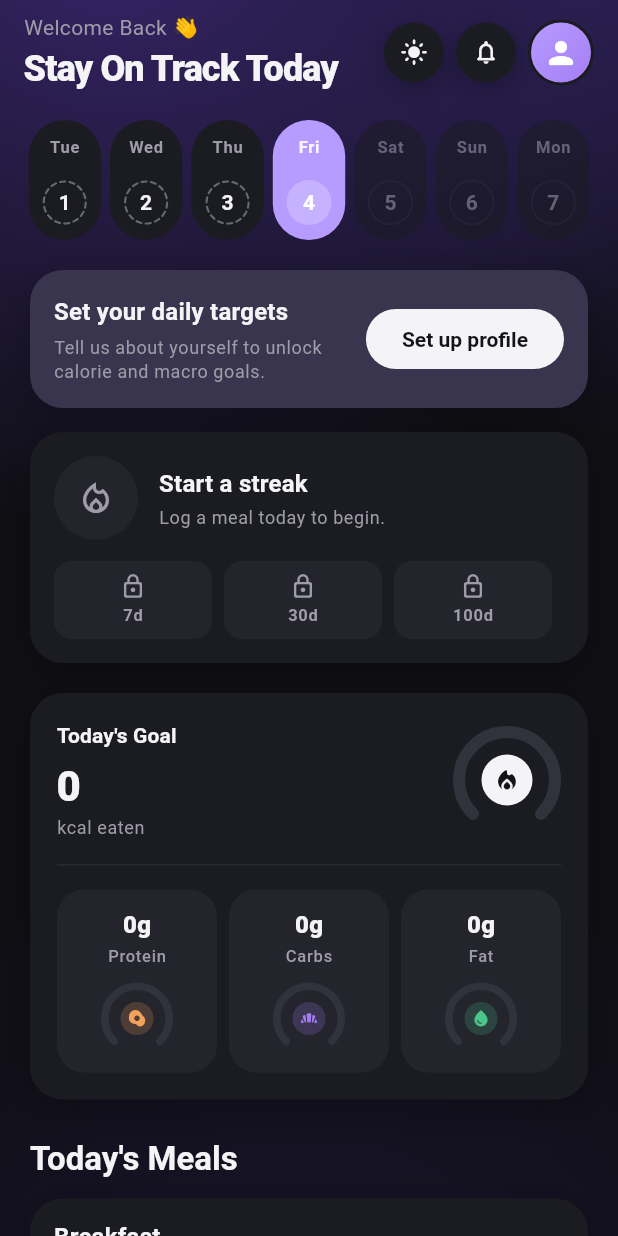
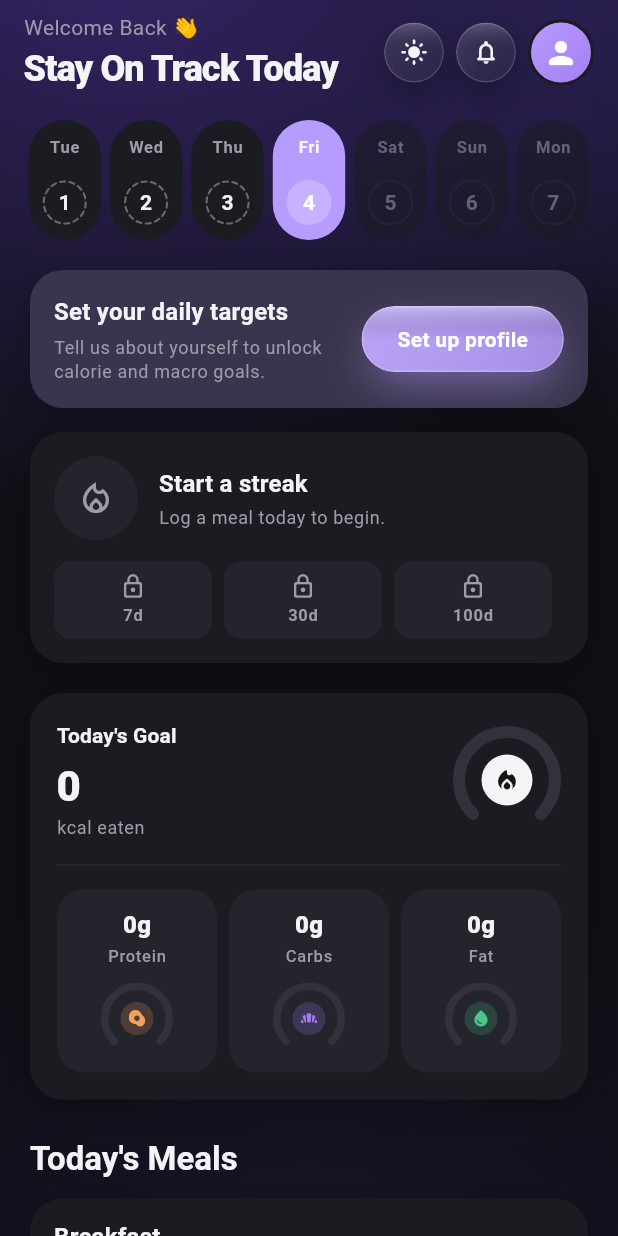
Before and after one commit to Karanx11/Food-Baba, a Flutter app: the HomePage screen opened directly, after a tap on the "dark mode" icon, on a phone screen of 412 x 824 dp. Run offline on Flutter 3.47's test engine with Material 3 defaults, Android fonts, the phone set to English and light mode, and no system bars; our stand-ins replace flutter_riverpod, image_picker, sembast, sembast_web, shared_preferences; accounts and stored records are empty.

Commit message:
Make buttons glassmorphic and premium
Add a reusable GlassSurface (real backdrop blur, diagonal translucent
gradient, hairline top sheen, soft glow, press-scale) and route the
button themes through it via ButtonStyle.backgroundBuilder:

- FilledButton: a frosted violet accent pill with a white label and glow.
- OutlinedButton: a neutral frosted pill.
- CircleIconButton (top bar + bottom nav): a frosted glass circle; the
  selected tab and accent buttons carry the violet tint and a white icon.
- The delete-account dialog button keeps a red glass so it still reads as
  destructive.

Both light and dark palettes handled. No call sites changed (the look is
applied through the theme); verified in the web preview.

Co-Authored-By: Claude Opus 4.8 <noreply@anthropic.com>

```diff
--- a/lib/app/theme.dart
+++ b/lib/app/theme.dart
@@ -1,5 +1,6 @@
 import 'package:flutter/material.dart';
 
+import '../core/widgets/glass.dart';
 import '../core/widgets/surfaces.dart';
 
 /// Accent and data colours. Neutral surfaces and inks are in [AppPalette].
@@ -88,22 +89,50 @@ abstract final class AppTheme {
           fontWeight: FontWeight.w700,
         ),
       ),
-      // Primary actions are black pills, as in the design.
+      // Primary actions are frosted-glass accent pills; the background is
+      // painted by GlassSurface via backgroundBuilder.
       filledButtonTheme: FilledButtonThemeData(
-        style: FilledButton.styleFrom(
-          backgroundColor: p.ink,
-          foregroundColor: p.onInk,
-          shape: const StadiumBorder(),
-          textStyle: const TextStyle(fontWeight: FontWeight.w600),
+        style: ButtonStyle(
+          backgroundColor: const WidgetStatePropertyAll(Colors.transparent),
+          shadowColor: const WidgetStatePropertyAll(Colors.transparent),
+          elevation: const WidgetStatePropertyAll(0),
+          foregroundColor: WidgetStateProperty.resolveWith(
+            (s) => s.contains(WidgetState.disabled)
+                ? Colors.white.withValues(alpha: 0.7)
+                : Colors.white,
+          ),
+          iconColor: const WidgetStatePropertyAll(Colors.white),
+          overlayColor: const WidgetStatePropertyAll(Color(0x1FFFFFFF)),
+          textStyle: const WidgetStatePropertyAll(
+            TextStyle(fontWeight: FontWeight.w700, letterSpacing: 0.2),
+          ),
+          padding: const WidgetStatePropertyAll(
+            EdgeInsets.symmetric(horizontal: 24, vertical: 14),
+          ),
+          shape: const WidgetStatePropertyAll(StadiumBorder()),
+          backgroundBuilder: glassBackground(scheme.primary),
         ),
       ),
+      // Secondary actions are neutral frosted-glass pills.
       outlinedButtonTheme: OutlinedButtonThemeData(
-        style: OutlinedButton.styleFrom(
-          foregroundColor: p.ink,
-          backgroundColor: p.card,
-          side: BorderSide(color: p.border),
-          shape: const StadiumBorder(),
-          textStyle: const TextStyle(fontWeight: FontWeight.w600),
+        style: ButtonStyle(
+          backgroundColor: const WidgetStatePropertyAll(Colors.transparent),
+          shadowColor: const WidgetStatePropertyAll(Colors.transparent),
+          elevation: const WidgetStatePropertyAll(0),
+          side: const WidgetStatePropertyAll(BorderSide.none),
+          foregroundColor: WidgetStatePropertyAll(p.ink),
+          iconColor: WidgetStatePropertyAll(p.ink),
+          overlayColor: WidgetStatePropertyAll(
+            scheme.primary.withValues(alpha: 0.08),
+          ),
+          textStyle: const WidgetStatePropertyAll(
+            TextStyle(fontWeight: FontWeight.w600),
+          ),
+          padding: const WidgetStatePropertyAll(
+            EdgeInsets.symmetric(horizontal: 20, vertical: 14),
+          ),
+          shape: const WidgetStatePropertyAll(StadiumBorder()),
+          backgroundBuilder: glassBackground(null),
         ),
       ),
       textButtonTheme: TextButtonThemeData(
--- a/lib/core/widgets/circle_icon_button.dart
+++ b/lib/core/widgets/circle_icon_button.dart
@@ -1,10 +1,11 @@
 import 'package:flutter/material.dart';
 
+import 'glass.dart';
 import 'surfaces.dart';
 
-/// Round white button with a soft shadow, used for back, menu, bell and the
-/// bottom navigation.
-class CircleIconButton extends StatelessWidget {
+/// Round frosted-glass button, used for back, menu, bell and the bottom
+/// navigation. [selected] gives it the accent tint; otherwise it is neutral.
+class CircleIconButton extends StatefulWidget {
   const CircleIconButton({
     super.key,
     required this.icon,
@@ -23,49 +24,64 @@ class CircleIconButton extends StatelessWidget {
   final VoidCallback? onPressed;
   final double size;
   final double? iconSize;
+
+  /// Accent tint override; when null a selected button uses the theme primary.
   final Color? background;
   final Color? foreground;
   final bool elevated;
 
-  /// Marks the button as the current tab for screen readers.
+  /// Marks the button as the current tab for screen readers, and tints it.
   final bool selected;
+
+  @override
+  State<CircleIconButton> createState() => _CircleIconButtonState();
+}
+
+class _CircleIconButtonState extends State<CircleIconButton> {
+  bool _pressed = false;
+
+  void _setPressed(bool value) {
+    if (_pressed != value) setState(() => _pressed = value);
+  }
 
   @override
   Widget build(BuildContext context) {
     final palette = AppPalette.of(context);
-    final enabled = onPressed != null;
+    final scheme = Theme.of(context).colorScheme;
+    final enabled = widget.onPressed != null;
+    final tint = widget.background ?? (widget.selected ? scheme.primary : null);
+    // Selected/accent buttons carry white icons; neutral ones use the ink.
+    final iconColor = enabled
+        ? widget.foreground ?? (tint != null ? Colors.white : palette.ink)
+        : palette.muted.withValues(alpha: 0.5);
+
     return Semantics(
-      selected: selected,
+      selected: widget.selected,
       button: true,
       child: Tooltip(
-        message: tooltip,
-        child: DecoratedBox(
-          decoration: BoxDecoration(
+        message: widget.tooltip,
+        child: GestureDetector(
+          onTapDown: enabled ? (_) => _setPressed(true) : null,
+          onTapUp: enabled ? (_) => _setPressed(false) : null,
+          onTapCancel: enabled ? () => _setPressed(false) : null,
+          child: GlassSurface(
             shape: BoxShape.circle,
-            boxShadow: elevated
-                ? [
-                    BoxShadow(
-                      color: palette.shadow,
-                      blurRadius: 16,
-                      offset: const Offset(0, 4),
-                    ),
-                  ]
-                : null,
-          ),
-          child: Material(
-            color: background ?? palette.card,
-            shape: const CircleBorder(),
-            clipBehavior: Clip.antiAlias,
-            child: InkWell(
-              onTap: onPressed,
-              child: SizedBox.square(
-                dimension: size,
-                child: Icon(
-                  icon,
-                  size: iconSize ?? size * 0.46,
-                  color: enabled
-                      ? foreground ?? palette.ink
-                      : palette.muted.withValues(alpha: 0.5),
+            tint: tint,
+            glow: widget.elevated,
+            pressed: _pressed,
+            disabled: !enabled,
+            child: Material(
+              type: MaterialType.transparency,
+              child: InkWell(
+                customBorder: const CircleBorder(),
+                onTap: widget.onPressed,
+                child: SizedBox.square(
+                  dimension: widget.size,
+                  child: Icon(
+                    widget.icon,
+                    size: widget.iconSize ?? widget.size * 0.46,
+                    color: iconColor,
+                  ),
                 ),
               ),
             ),
--- /dev/null
+++ b/lib/core/widgets/glass.dart
@@ -0,0 +1,154 @@
+import 'dart:ui';
+
+import 'package:flutter/material.dart';
+
+import 'surfaces.dart';
+
+/// A frosted "glass" surface used behind buttons: a real backdrop blur, a
+/// diagonal translucent gradient, a hairline top highlight and a soft glow.
+///
+/// [tint] non-null makes a vivid primary surface (the accent shows through);
+/// null makes a neutral frosted surface for secondary buttons. Drive [pressed]
+/// and [disabled] from a button's `WidgetState`s so it reacts to touch.
+class GlassSurface extends StatelessWidget {
+  const GlassSurface({
+    super.key,
+    required this.child,
+    this.tint,
+    this.shape = BoxShape.rectangle,
+    this.borderRadius = const BorderRadius.all(Radius.circular(999)),
+    this.pressed = false,
+    this.disabled = false,
+    this.blur = 14,
+    this.glow = true,
+  });
+
+  final Widget child;
+
+  /// Accent colour for a primary surface; null for a neutral frosted one.
+  final Color? tint;
+  final BoxShape shape;
+  final BorderRadius borderRadius;
+  final bool pressed;
+  final bool disabled;
+  final double blur;
+  final bool glow;
+
+  @override
+  Widget build(BuildContext context) {
+    final dark = Theme.of(context).brightness == Brightness.dark;
+    final palette = AppPalette.of(context);
+    final primary = tint != null;
+
+    final List<Color> fill;
+    final Color borderColor;
+    final Color highlight;
+    final List<BoxShadow> shadows;
+
+    if (primary) {
+      final base = tint!;
+      final top = Color.lerp(base, Colors.white, dark ? 0.12 : 0.26)!;
+      fill = [top.withValues(alpha: 0.95), base.withValues(alpha: 0.82)];
+      borderColor = Colors.white.withValues(alpha: dark ? 0.24 : 0.42);
+      highlight = Colors.white.withValues(alpha: dark ? 0.30 : 0.55);
+      shadows = glow
+          ? [
+              BoxShadow(
+                color: base.withValues(alpha: dark ? 0.50 : 0.38),
+                blurRadius: 24,
+                spreadRadius: -6,
+                offset: const Offset(0, 12),
+              ),
+            ]
+          : const [];
+    } else {
+      fill = dark
+          ? [
+              Colors.white.withValues(alpha: 0.12),
+              Colors.white.withValues(alpha: 0.04),
+            ]
+          : [
+              Colors.white.withValues(alpha: 0.78),
+              Colors.white.withValues(alpha: 0.48),
+            ];
+      borderColor = Colors.white.withValues(alpha: dark ? 0.16 : 0.70);
+      highlight = Colors.white.withValues(alpha: dark ? 0.18 : 0.85);
+      shadows = glow
+          ? [
+              BoxShadow(
+                color: palette.shadow,
+                blurRadius: 18,
+                offset: const Offset(0, 8),
+              ),
+            ]
+          : const [];
+    }
+
+    final isCircle = shape == BoxShape.circle;
+    final radius = isCircle ? null : borderRadius;
+
+    Widget frosted = BackdropFilter(
+      filter: ImageFilter.blur(sigmaX: blur, sigmaY: blur),
+      child: DecoratedBox(
+        decoration: BoxDecoration(
+          shape: shape,
+          borderRadius: radius,
+          gradient: LinearGradient(
+            begin: Alignment.topLeft,
+            end: Alignment.bottomRight,
+            colors: fill,
+          ),
+          border: Border.all(color: borderColor, width: 1),
+        ),
+        // A faint top sheen sells the glass without a second element.
+        child: DecoratedBox(
+          decoration: BoxDecoration(
+            shape: shape,
+            borderRadius: radius,
+            gradient: LinearGradient(
+              begin: Alignment.topCenter,
+              end: Alignment.center,
+              colors: [highlight, Colors.transparent],
+            ),
+          ),
+          child: child,
+        ),
+      ),
+    );
+
+    frosted = isCircle
+        ? ClipOval(child: frosted)
+        : ClipRRect(borderRadius: borderRadius, child: frosted);
+
+    Widget result = DecoratedBox(
+      decoration: BoxDecoration(
+        shape: shape,
+        borderRadius: radius,
+        boxShadow: shadows,
+      ),
+      child: frosted,
+    );
+
+    if (disabled) result = Opacity(opacity: 0.5, child: result);
+
+    return AnimatedScale(
+      scale: pressed ? 0.96 : 1,
+      duration: const Duration(milliseconds: 120),
+      curve: Curves.easeOut,
+      child: result,
+    );
+  }
+}
+
+/// A button [ButtonStyle.backgroundBuilder] backed by [GlassSurface]. Pass the
+/// accent [tint] for primary buttons, or null for neutral (secondary) ones.
+Widget Function(BuildContext, Set<WidgetState>, Widget?) glassBackground(
+  Color? tint,
+) {
+  return (context, states, child) => GlassSurface(
+    tint: tint,
+    pressed: states.contains(WidgetState.pressed),
+    disabled: states.contains(WidgetState.disabled),
+    child: child ?? const SizedBox.shrink(),
+  );
+}
--- a/lib/features/profile/presentation/profile_page.dart
+++ b/lib/features/profile/presentation/profile_page.dart
@@ -3,6 +3,7 @@ import 'package:flutter_riverpod/flutter_riverpod.dart';
 
 import '../../../core/format.dart';
 import '../../../core/widgets/circle_icon_button.dart';
+import '../../../core/widgets/glass.dart';
 import '../../../core/widgets/loaders/burger_loader.dart';
 import '../../../core/widgets/surfaces.dart';
 import '../../../core/widgets/top_bar.dart';
@@ -120,8 +121,10 @@ class _AccountCard extends ConsumerWidget {
                 child: const Text('Cancel'),
               ),
               FilledButton(
-                style: FilledButton.styleFrom(
-                  backgroundColor: Theme.of(ctx).colorScheme.error,
+                style: ButtonStyle(
+                  backgroundBuilder: glassBackground(
+                    Theme.of(ctx).colorScheme.error,
+                  ),
                 ),
                 onPressed: () => Navigator.of(ctx).pop(true),
                 child: const Text('Delete'),
```
Also changed, not shown: 1 other file.
